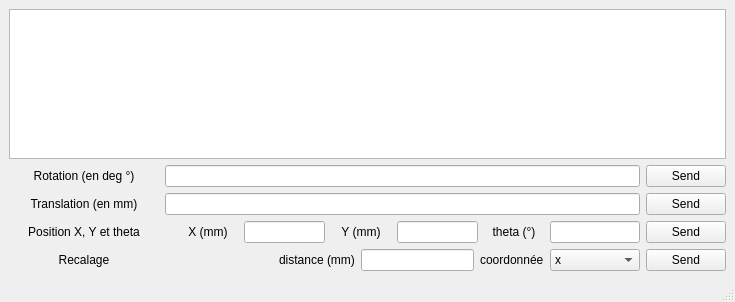
Qt form ctrl_pamis_web_ros/mainwindow.ui (anasdtp/ctrl_pamis_web_ros) before a commit.
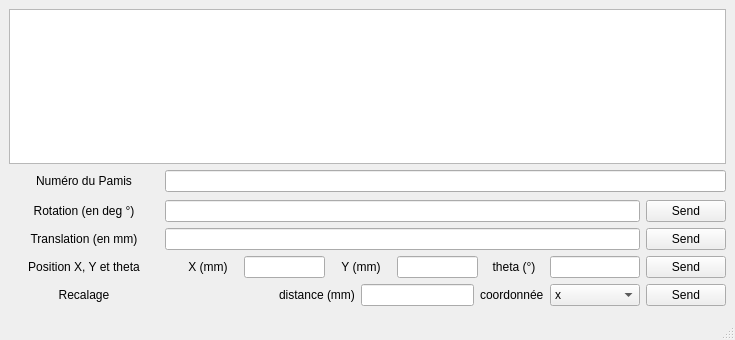
The same form after that commit.

Commit message: IHM faite, communication ros2 faite, donc controle pamis par une page web fini coté server, reste à faire la partie sur Arduino

```diff
--- a/ctrl_pamis_web_ros/mainwindow.ui
+++ b/ctrl_pamis_web_ros/mainwindow.ui
@@ -7,7 +7,7 @@
     <x>0</x>
     <y>0</y>
     <width>735</width>
-    <height>302</height>
+    <height>340</height>
    </rect>
   </property>
   <property name="minimumSize">
@@ -24,6 +24,32 @@
     <item>
      <widget class="QTextEdit" name="textEdit"/>
     </item>
+    <item>
+     <layout class="QHBoxLayout" name="horizontalLayout_5">
+      <item>
+       <widget class="QLabel" name="label_10">
+        <property name="minimumSize">
+         <size>
+          <width>150</width>
+          <height>0</height>
+         </size>
+        </property>
+        <property name="layoutDirection">
+         <enum>Qt::LeftToRight</enum>
+        </property>
+        <property name="text">
+         <string>Numéro du Pamis</string>
+        </property>
+        <property name="alignment">
+         <set>Qt::AlignCenter</set>
+        </property>
+       </widget>
+      </item>
+      <item>
+       <widget class="QLineEdit" name="lineEdit_num_pamis"/>
+      </item>
+     </layout>
+    </item>
     <item>
      <spacer name="verticalSpacer">
       <property name="orientation">
```
Left out of the diff: 2 changed lines with no effect on the pictures. The commit also changes 2 other files.
